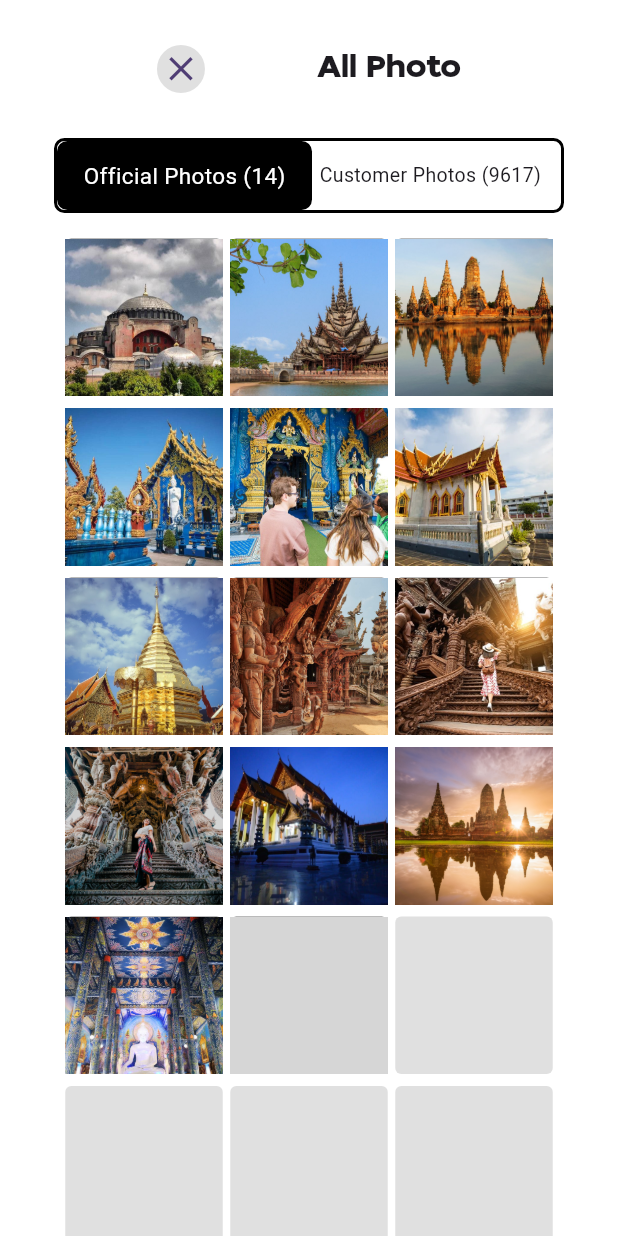
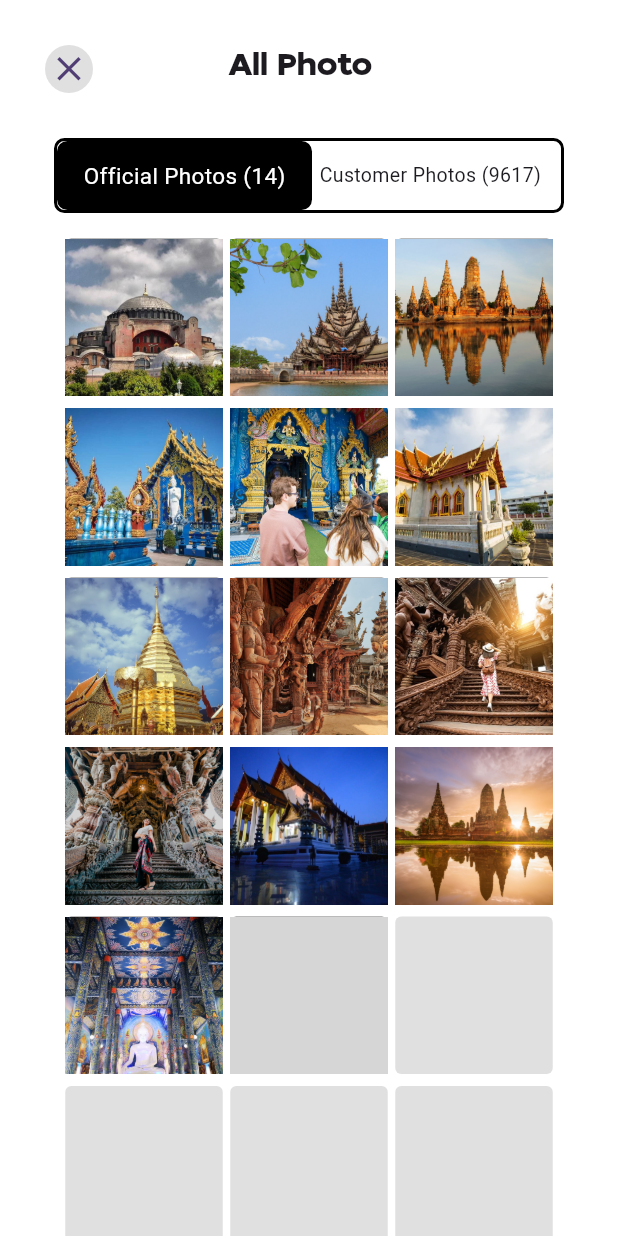
Before and after one commit to Bodri-Mbg1/travel-app-2, a Flutter app: the Test screen opened directly, on a phone screen of 412 x 824 dp. Run offline on Flutter 3.47's test engine with Material 3 defaults, Android fonts, the phone set to English and light mode, and no system bars; grey boxes are pictures that could not be loaded.

Commit message:
last commit

```diff
--- a/lib/pages/page1.dart
+++ b/lib/pages/page1.dart
@@ -36,7 +36,7 @@ class Page1 extends StatelessWidget {
                 Padding(
                   padding: const EdgeInsets.only(right: 21, top: 54),
                   child: CircleAvatar(
-                    radius: 25,
+                    radius: 20,
                     backgroundImage: AssetImage('assets/img/NicePng_cammy-png_1829287.png'),
                   ),
                 ),
--- a/lib/pages/test.dart
+++ b/lib/pages/test.dart
@@ -14,7 +14,8 @@ class Test extends StatelessWidget {
             Padding(
               padding: const EdgeInsets.all(30.0),
               child: Row(
-                mainAxisAlignment: MainAxisAlignment.spaceEvenly,
+                crossAxisAlignment: CrossAxisAlignment.start,
+                mainAxisAlignment: MainAxisAlignment.start,
                 children: [
                   GestureDetector(
                     onTap: () {
@@ -30,10 +31,11 @@ class Test extends StatelessWidget {
                     ),
                   ),
 
-                  Padding(
-                    padding: const EdgeInsets.only(left: 0),
-                    child: Text('All Photo', style: TextStyle(fontSize: 20, fontWeight: FontWeight.bold, fontFamily: 'TangoSans'),),
-                  ),
+                  SizedBox(width: 90,),
+                    Padding(
+                      padding: const EdgeInsets.only(left: 0),
+                      child: Text('All Photo', style: TextStyle(fontSize: 20, fontWeight: FontWeight.bold, fontFamily: 'TangoSans'),),
+                    ),
                 ],
               ),
             ),
```
